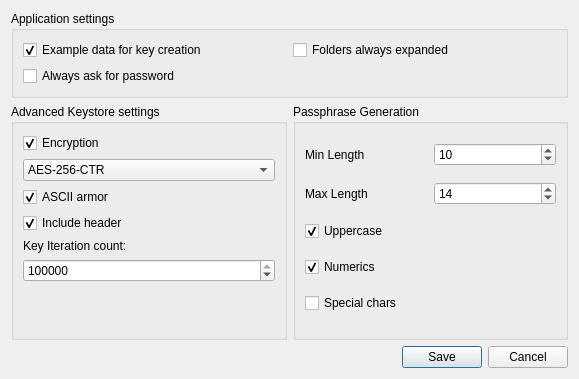
First picture: the form in ui/Settings.ui, repository tcShadowWalker/XKey, before the edit.
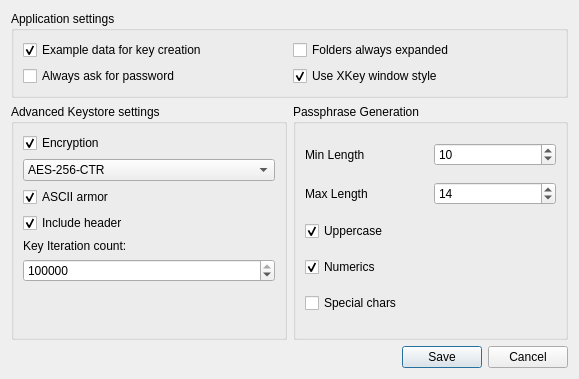
Second picture: the form after the edit. Icons and pictures are not drawn.

Commit message: Allow disabling style sheet

```diff
--- a/ui/Settings.ui
+++ b/ui/Settings.ui
@@ -288,6 +288,16 @@
         </property>
        </widget>
       </item>
+      <item row="1" column="1">
+       <widget class="QCheckBox" name="customStylesheetCheckBox">
+        <property name="text">
+         <string>Use XKey window style</string>
+        </property>
+        <property name="checked">
+         <bool>true</bool>
+        </property>
+       </widget>
+      </item>
      </layout>
     </widget>
    </item>
```
The commit also changes 4 other files.
